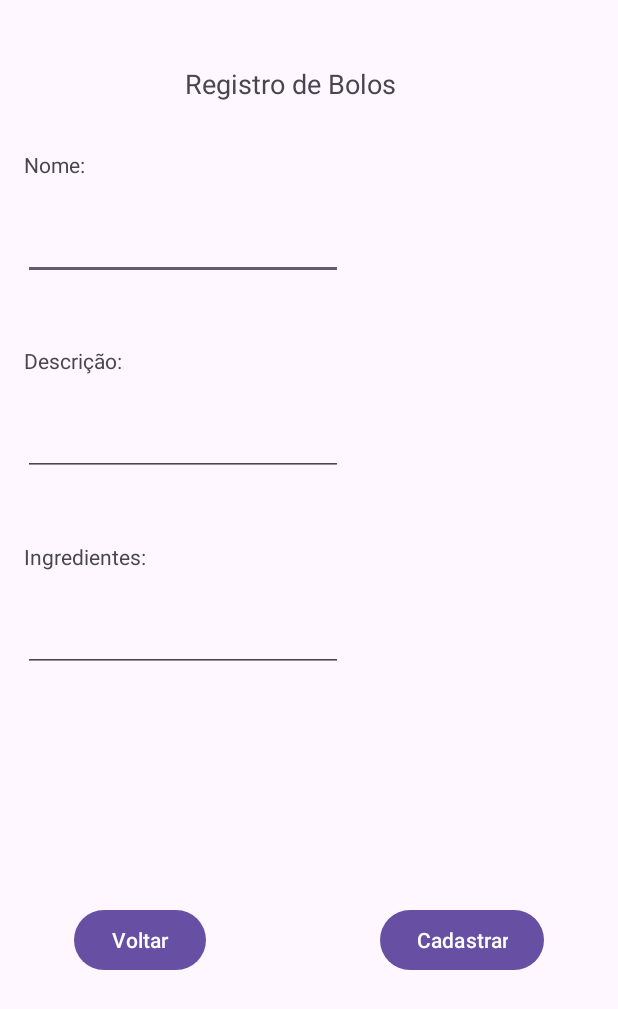
After one commit to RobertoFORTs/Oficina-do-Bolo, an Android app: the RegistrarBoloActivity screen opened directly, with no data from a screen before it, on a phone screen of 412 x 824 dp. The commit adds this screen. Shown: the top 1009 px of the screen. Run offline under Robolectric (Android 15) with nearby library versions, the phone set to English and light mode, and no system bars; our stand-ins replace Room's generated code.

Commit message:
feat: adiciona tela de crud de bolo

```diff
--- a/app/src/main/AndroidManifest.xml
+++ b/app/src/main/AndroidManifest.xml
@@ -13,6 +13,9 @@
         android:theme="@style/Theme.OficinaDoBolo"
         tools:targetApi="31">
         <activity
+            android:name=".view.RegistrarBoloActivity"
+            android:exported="false" />
+        <activity
             android:name=".view.RegistrarUsuarioActivity"
             android:exported="false" />
         <activity
--- a/app/src/main/java/com/example/oficinadobolo/view/MainActivity.java
+++ b/app/src/main/java/com/example/oficinadobolo/view/MainActivity.java
@@ -26,6 +26,13 @@ public class MainActivity extends AppCompatActivity {
                 startActivity(it);
             }
         });
+        binding.btnCrudBolo.setOnClickListener(new View.OnClickListener() {
+            @Override
+            public void onClick(View v) {
+                Intent it=new Intent(MainActivity.this,RegistrarBoloActivity.class);
+                startActivity(it);
+            }
+        });
 
 
     }
--- /dev/null
+++ b/app/src/main/java/com/example/oficinadobolo/view/RegistrarBoloActivity.java
@@ -0,0 +1,72 @@
+package com.example.oficinadobolo.view;
+import androidx.appcompat.app.AppCompatActivity;
+
+import android.content.Intent;
+import android.os.Bundle;
+import android.view.View;
+import android.widget.Toast;
+
+import com.example.oficinadobolo.database.LocalDatabase;
+import com.example.oficinadobolo.databinding.ActivityRegistrarBoloBinding;
+import com.example.oficinadobolo.entities.Bolo;
+
+public class RegistrarBoloActivity extends AppCompatActivity {
+
+    private LocalDatabase db;
+
+    private ActivityRegistrarBoloBinding binding;
+
+    @Override
+    protected void onCreate(Bundle savedInstanceState) {
+        super.onCreate(savedInstanceState);
+        binding = ActivityRegistrarBoloBinding.inflate(getLayoutInflater());
+        setContentView(binding.getRoot());
+        db = LocalDatabase.getDatabase(getApplicationContext());
+
+        binding.btnVoltarBolo.setOnClickListener(new View.OnClickListener() {
+            @Override
+            public void onClick(View v) {
+                // finaliza a atividade atual, voltando para a main automaticamente.
+                finish();
+            }
+        });
+
+        binding.btnCadastrarBolo.setOnClickListener(new View.OnClickListener() {
+            @Override
+            public void onClick(View v) {
+                saveBolo(v);
+            }
+        });
+
+    }
+
+    public void saveBolo(View view){
+        String nomeBolo = binding.edtNomeBolo.getText().toString();
+        if (nomeBolo.equals("")) {
+            Toast.makeText(this, "Adicione um nome.", Toast.LENGTH_SHORT).show();
+            return;
+        }
+        String nomeDescricao = binding.edtDescricaoBolo.getText().toString();
+        if (nomeDescricao.equals("")) {
+            Toast.makeText(this, "Adicione uma descrição.", Toast.LENGTH_SHORT).show();
+            return;
+        }
+        String nomeIngredientes = binding.edtIngredientesBolo.getText().toString();
+        if (nomeIngredientes.equals("")) {
+            Toast.makeText(this, "Adicione ingrediente(s).", Toast.LENGTH_SHORT).show();
+            return;
+        }
+
+        Bolo thisBolo = new Bolo();
+        thisBolo.setNomeBolo(nomeBolo);
+        thisBolo.setDescBolo(nomeDescricao);
+        thisBolo.setIngredientes(nomeIngredientes);
+
+        db.boloModel().insertAll(thisBolo);
+        Toast.makeText(this, "Bolo criado com sucesso.", Toast.LENGTH_SHORT).show();
+
+        Intent it = new Intent(RegistrarBoloActivity.this, MainActivity.class);
+        startActivity(it);
+        finish();
+    }
+}
--- a/app/src/main/res/layout/activity_main.xml
+++ b/app/src/main/res/layout/activity_main.xml
@@ -28,7 +28,7 @@
         app:layout_constraintTop_toBottomOf="@+id/txtTitulo" />
 
     <Button
-        android:id="@+id/button4"
+        android:id="@+id/btnCrudBolo"
         android:layout_width="wrap_content"
         android:layout_height="wrap_content"
         android:layout_marginStart="134dp"
@@ -45,6 +45,6 @@
         android:layout_marginTop="51dp"
         android:text="@string/crudOficina"
         app:layout_constraintStart_toStartOf="parent"
-        app:layout_constraintTop_toBottomOf="@+id/button4" />
+        app:layout_constraintTop_toBottomOf="@+id/btnCrudBolo" />
 
 </androidx.constraintlayout.widget.ConstraintLayout>
--- /dev/null
+++ b/app/src/main/res/layout/activity_registrar_bolo.xml
@@ -0,0 +1,102 @@
+<?xml version="1.0" encoding="utf-8"?>
+<androidx.constraintlayout.widget.ConstraintLayout xmlns:android="http://schemas.android.com/apk/res/android"
+    xmlns:app="http://schemas.android.com/apk/res-auto"
+    xmlns:tools="http://schemas.android.com/tools"
+    android:layout_width="match_parent"
+    android:layout_height="match_parent"
+    tools:context=".view.RegistrarBoloActivity">
+
+    <TextView
+        android:id="@+id/txtTituloRegistrarBolo"
+        android:layout_width="wrap_content"
+        android:layout_height="wrap_content"
+        android:layout_marginStart="123dp"
+        android:layout_marginTop="43dp"
+        android:text="@string/tituloRegistrarBolo"
+        android:textSize="18sp"
+        app:layout_constraintStart_toStartOf="parent"
+        app:layout_constraintTop_toTopOf="parent" />
+
+    <TextView
+        android:id="@+id/txtNomeBolo"
+        android:layout_width="wrap_content"
+        android:layout_height="wrap_content"
+        android:layout_marginStart="16dp"
+        android:layout_marginTop="100dp"
+        android:text="Nome:"
+        app:layout_constraintStart_toStartOf="parent"
+        app:layout_constraintTop_toTopOf="parent" />
+
+    <EditText
+        android:id="@+id/edtNomeBolo"
+        android:layout_width="wrap_content"
+        android:layout_height="wrap_content"
+        android:layout_marginStart="15dp"
+        android:layout_marginTop="22dp"
+        android:ems="10"
+        android:inputType="text"
+        app:layout_constraintStart_toStartOf="parent"
+        app:layout_constraintTop_toBottomOf="@+id/txtNomeBolo" />
+
+    <TextView
+        android:id="@+id/txtDescricaoBolo"
+        android:layout_width="wrap_content"
+        android:layout_height="wrap_content"
+        android:layout_marginStart="16dp"
+        android:layout_marginTop="44dp"
+        android:text="Descrição: "
+        app:layout_constraintStart_toStartOf="parent"
+        app:layout_constraintTop_toBottomOf="@+id/edtNomeBolo" />
+
+    <EditText
+        android:id="@+id/edtDescricaoBolo"
+        android:layout_width="wrap_content"
+        android:layout_height="wrap_content"
+        android:layout_marginStart="15dp"
+        android:layout_marginTop="22dp"
+        android:ems="10"
+        android:inputType="text"
+        app:layout_constraintStart_toStartOf="parent"
+        app:layout_constraintTop_toBottomOf="@+id/txtDescricaoBolo" />
+
+    <TextView
+        android:id="@+id/txtIngredientesBolo"
+        android:layout_width="wrap_content"
+        android:layout_height="wrap_content"
+        android:layout_marginStart="16dp"
+        android:layout_marginTop="44dp"
+        android:text="Ingredientes:"
+        app:layout_constraintStart_toStartOf="parent"
+        app:layout_constraintTop_toBottomOf="@+id/edtDescricaoBolo" />
+
+    <EditText
+        android:id="@+id/edtIngredientesBolo"
+        android:layout_width="wrap_content"
+        android:layout_height="wrap_content"
+        android:layout_marginStart="15dp"
+        android:layout_marginTop="22dp"
+        android:ems="10"
+        android:inputType="text"
+        app:layout_constraintStart_toStartOf="parent"
+        app:layout_constraintTop_toBottomOf="@+id/txtIngredientesBolo" />
+
+    <Button
+        android:id="@+id/btnVoltarBolo"
+        android:layout_width="wrap_content"
+        android:layout_height="wrap_content"
+        android:layout_marginStart="49dp"
+        android:layout_marginBottom="173dp"
+        android:text="Voltar"
+        app:layout_constraintBottom_toBottomOf="parent"
+        app:layout_constraintStart_toStartOf="parent" />
+
+    <Button
+        android:id="@+id/btnCadastrarBolo"
+        android:layout_width="wrap_content"
+        android:layout_height="wrap_content"
+        android:layout_marginEnd="49dp"
+        android:layout_marginBottom="173dp"
+        android:text="Cadastrar"
+        app:layout_constraintBottom_toBottomOf="parent"
+        app:layout_constraintEnd_toEndOf="parent" />
+</androidx.constraintlayout.widget.ConstraintLayout>
--- a/app/src/main/res/values/strings.xml
+++ b/app/src/main/res/values/strings.xml
@@ -5,4 +5,5 @@
     <string name="crudOficina">Registrar Oficina</string>
     <string name="crudBolo">Registrar Bolo</string>
     <string name="tituloRegistrar">Registro de Usuários</string>
+    <string name="tituloRegistrarBolo">Registro de Bolos</string>
 </resources>
```
